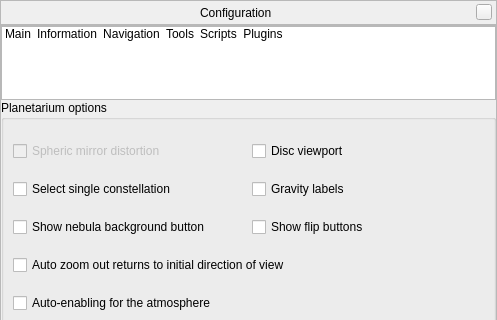
First picture: the form in src/gui/configurationDialog.ui, repository 519984307/stellarium_src, before the edit; both pictures show x 0 to 497 and y 0 to 320 of the 497 by 495 pixel window.
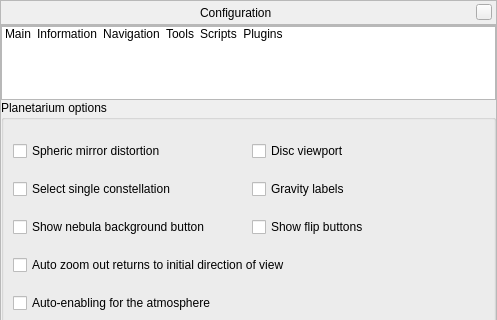
Second picture: the form after the edit. The open tabs and pages were chosen to show the change. Icons and pictures are not drawn. Custom widgets are drawn as their Qt base class.

```diff
--- a/src/gui/configurationDialog.ui
+++ b/src/gui/configurationDialog.ui
@@ -1060,9 +1060,6 @@
             <layout class="QGridLayout" name="gridLayoutOptions">
              <item row="0" column="0">
               <widget class="QCheckBox" name="sphericMirrorCheckbox">
-               <property name="enabled">
-                <bool>false</bool>
-               </property>
                <property name="toolTip">
                 <string>Spheric mirror distortion is used when projecting Stellarium onto a spheric mirror for low-cost planetarium systems.</string>
                </property>
```
